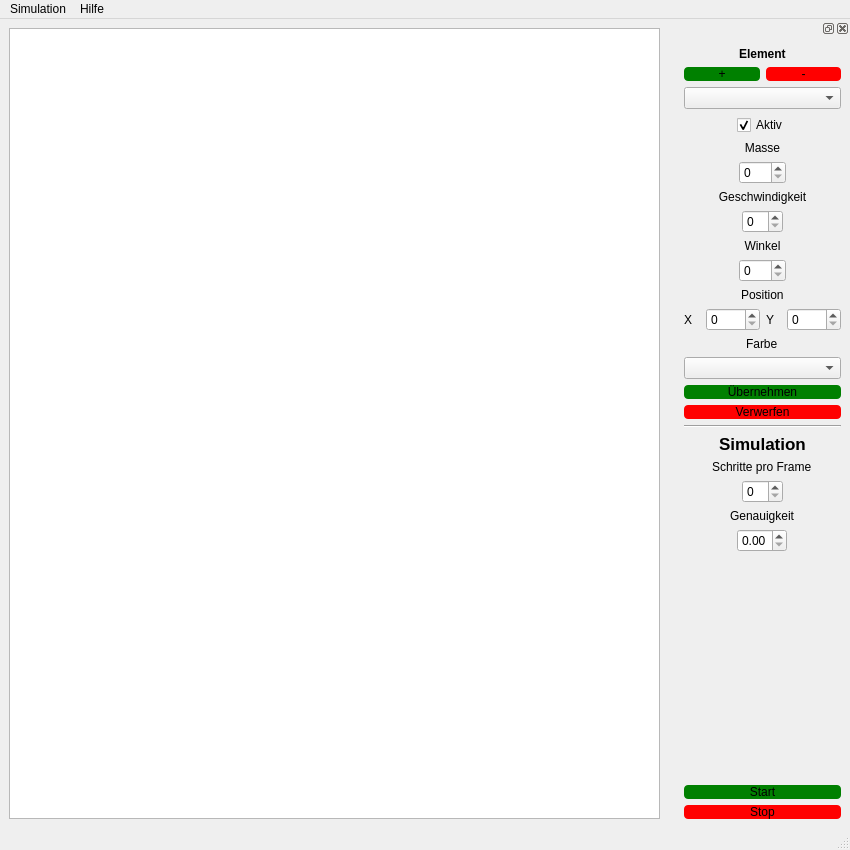
First picture: the form in ui_Main_Window.ui, repository Corvus-XOS/Gravitationssimulation, before the edit.
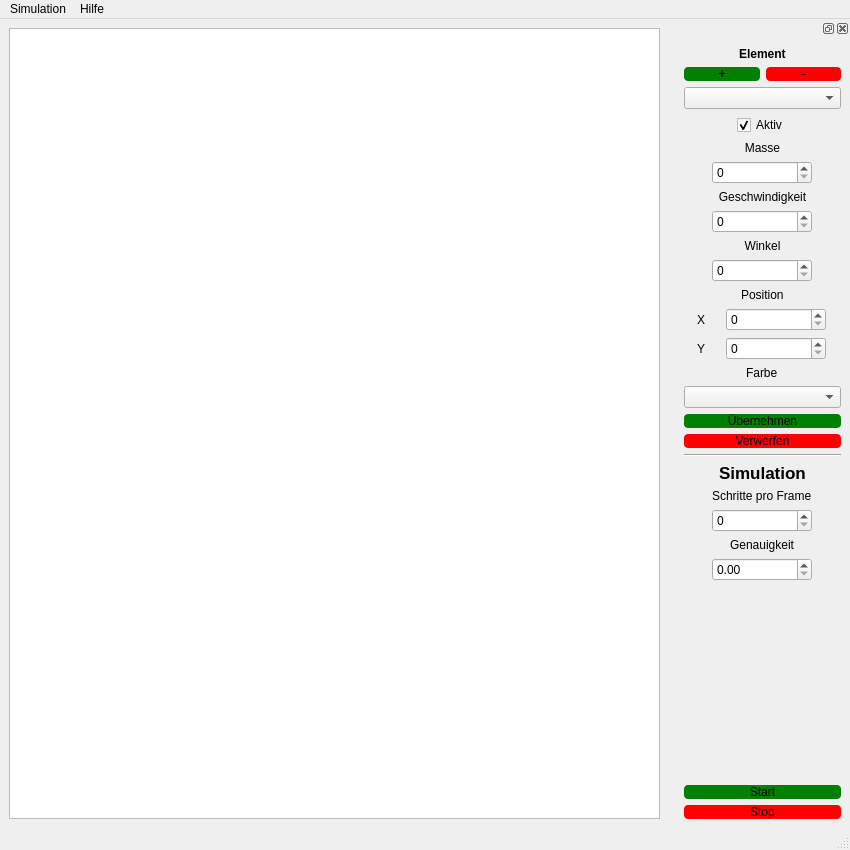
Second picture: the form after the edit. Icons and pictures are not drawn.

Commit message: Windows Bug in Ui gefixt

```diff
--- a/ui_Main_Window.ui
+++ b/ui_Main_Window.ui
@@ -143,9 +143,15 @@
        </item>
        <item alignment="Qt::AlignmentFlag::AlignHCenter">
         <widget class="QSpinBox" name="spinMass">
+         <property name="minimumSize">
+          <size>
+           <width>100</width>
+           <height>0</height>
+          </size>
+         </property>
          <property name="maximumSize">
           <size>
-           <width>50</width>
+           <width>100</width>
            <height>16777215</height>
           </size>
          </property>
@@ -166,9 +172,15 @@
        </item>
        <item alignment="Qt::AlignmentFlag::AlignHCenter">
         <widget class="QSpinBox" name="spinVelo">
+         <property name="minimumSize">
+          <size>
+           <width>100</width>
+           <height>0</height>
+          </size>
+         </property>
          <property name="maximumSize">
           <size>
-           <width>50</width>
+           <width>100</width>
            <height>16777215</height>
           </size>
          </property>
@@ -186,9 +198,15 @@
        </item>
        <item alignment="Qt::AlignmentFlag::AlignHCenter">
         <widget class="QSpinBox" name="spinDegree">
+         <property name="minimumSize">
+          <size>
+           <width>100</width>
+           <height>0</height>
+          </size>
+         </property>
          <property name="maximumSize">
           <size>
-           <width>50</width>
+           <width>100</width>
            <height>16777215</height>
           </size>
          </property>
@@ -208,6 +226,12 @@
         <layout class="QHBoxLayout" name="horizontalLayout_d2">
          <item>
           <widget class="QLabel" name="labelX">
+           <property name="maximumSize">
+            <size>
+             <width>10</width>
+             <height>16777215</height>
+            </size>
+           </property>
            <property name="text">
             <string>X</string>
            </property>
@@ -215,13 +239,35 @@
          </item>
          <item>
           <widget class="QSpinBox" name="spinXPos">
+           <property name="minimumSize">
+            <size>
+             <width>100</width>
+             <height>0</height>
+            </size>
+           </property>
+           <property name="maximumSize">
+            <size>
+             <width>100</width>
+             <height>16777215</height>
+            </size>
+           </property>
            <property name="maximum">
             <number>1000</number>
            </property>
           </widget>
          </item>
+        </layout>
+       </item>
+       <item>
+        <layout class="QHBoxLayout" name="horizontalLayout_3">
          <item>
           <widget class="QLabel" name="labelY">
+           <property name="maximumSize">
+            <size>
+             <width>10</width>
+             <height>16777215</height>
+            </size>
+           </property>
            <property name="text">
             <string>Y</string>
            </property>
@@ -229,6 +275,18 @@
          </item>
          <item>
           <widget class="QSpinBox" name="spinYPos">
+           <property name="minimumSize">
+            <size>
+             <width>100</width>
+             <height>0</height>
+            </size>
+           </property>
+           <property name="maximumSize">
+            <size>
+             <width>100</width>
+             <height>16777215</height>
+            </size>
+           </property>
            <property name="maximum">
             <number>1000</number>
            </property>
@@ -309,9 +367,15 @@
        </item>
        <item alignment="Qt::AlignmentFlag::AlignHCenter">
         <widget class="QSpinBox" name="spinSteps">
+         <property name="minimumSize">
+          <size>
+           <width>100</width>
+           <height>0</height>
+          </size>
+         </property>
          <property name="maximumSize">
           <size>
-           <width>50</width>
+           <width>100</width>
            <height>16777215</height>
           </size>
          </property>
@@ -326,9 +390,15 @@
        </item>
        <item alignment="Qt::AlignmentFlag::AlignHCenter">
         <widget class="QDoubleSpinBox" name="doubleAccuracy">
+         <property name="minimumSize">
+          <size>
+           <width>100</width>
+           <height>0</height>
+          </size>
+         </property>
          <property name="maximumSize">
           <size>
-           <width>50</width>
+           <width>100</width>
            <height>16777215</height>
           </size>
          </property>
```
Left out of the diff: 2 changed lines with no effect on the pictures. The commit also changes 3 other files.
